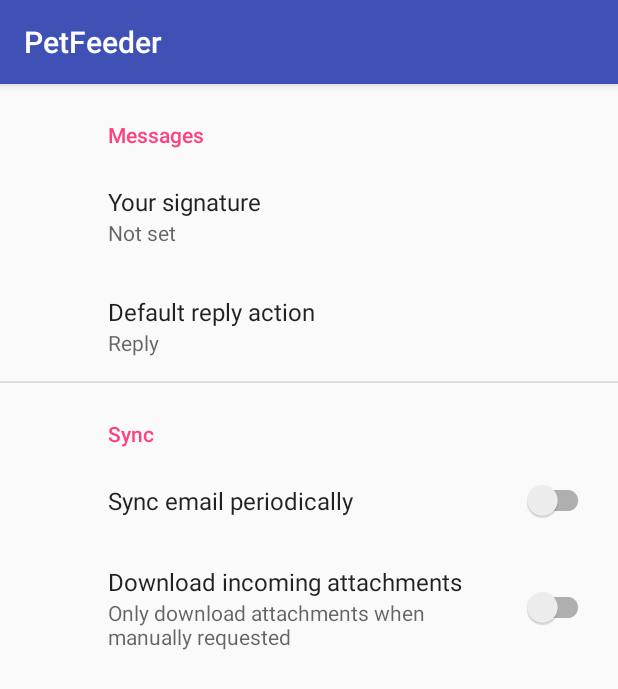
After one commit to marsara9/PetFeeder, an Android app: the fragment SettingsFragment shown on its own in the app's theme, on a phone screen of 412 x 824 dp. The commit adds this screen. Shown: the top 689 px of the screen. Run offline under Robolectric (Android 15) with nearby library versions, the phone set to English and light mode, and no system bars; our stand-ins replace androidx.preference.

Commit message:
Adding ViewModels setting up project structure.

```diff
--- a/android/app/build.gradle
+++ b/android/app/build.gradle
@@ -31,6 +31,8 @@ dependencies {
     implementation 'androidx.appcompat:appcompat:1.1.0'
     implementation 'com.google.android.material:material:1.1.0'
     implementation "androidx.lifecycle:lifecycle-viewmodel-ktx:$lifecycle_version"
+    implementation 'androidx.legacy:legacy-support-v4:1.0.0'
+    implementation 'androidx.preference:preference:1.1.0'
     testImplementation 'junit:junit:4.12'
     androidTestImplementation 'com.android.support.test:runner:1.0.2'
     androidTestImplementation 'com.android.support.test.espresso:espresso-core:3.0.2'
--- a/android/app/src/main/AndroidManifest.xml
+++ b/android/app/src/main/AndroidManifest.xml
@@ -10,7 +10,7 @@
         android:supportsRtl="true"
         android:theme="@style/AppTheme">
         <activity
-            android:name=".MainActivity"
+            android:name=".main.views.MainActivity"
             android:label="@string/app_name">
             <intent-filter>
                 <action android:name="android.intent.action.MAIN" />
@@ -18,7 +18,7 @@
                 <category android:name="android.intent.category.LAUNCHER" />
             </intent-filter>
         </activity>
-        <activity android:name=".SetupActivity"></activity>
+        <activity android:name=".setup.views.SetupActivity"></activity>
     </application>
 
 </manifest>
--- /dev/null
+++ b/android/app/src/main/java/com/sdoras/petfeeder/settings/viewModels/SettingsViewModel.kt
@@ -0,0 +1,4 @@
+package com.sdoras.petfeeder.settings.viewModels
+
+interface SettingsViewModel {
+}
--- /dev/null
+++ b/android/app/src/main/java/com/sdoras/petfeeder/settings/viewModels/SettingsViewModelImpl.kt
@@ -0,0 +1,6 @@
+package com.sdoras.petfeeder.settings.viewModels
+
+import androidx.lifecycle.ViewModel
+
+class SettingsViewModelImpl : ViewModel(), SettingsViewModel {
+}
--- /dev/null
+++ b/android/app/src/main/java/com/sdoras/petfeeder/settings/views/SettingsFragment.kt
@@ -0,0 +1,23 @@
+package com.sdoras.petfeeder.settings.views
+
+import android.os.Bundle
+import androidx.lifecycle.ViewModelProvider
+import androidx.preference.PreferenceFragmentCompat
+import com.sdoras.petfeeder.R
+import com.sdoras.petfeeder.settings.viewModels.SettingsViewModel
+import com.sdoras.petfeeder.settings.viewModels.SettingsViewModelImpl
+
+class SettingsFragment : PreferenceFragmentCompat() {
+
+    private lateinit var viewModel : SettingsViewModel
+
+    override fun onCreate(savedInstanceState: Bundle?) {
+        super.onCreate(savedInstanceState)
+
+        viewModel = ViewModelProvider(this).get(SettingsViewModelImpl::class.java)
+    }
+
+    override fun onCreatePreferences(savedInstanceState: Bundle?, rootKey: String?) {
+        setPreferencesFromResource(R.xml.root_preferences, rootKey)
+    }
+}
--- a/android/app/src/main/java/com/sdoras/petfeeder/SetupActivity.kt
+++ b/android/app/src/main/java/com/sdoras/petfeeder/setup/views/SetupActivity.kt
@@ -1,7 +1,8 @@
-package com.sdoras.petfeeder
+package com.sdoras.petfeeder.setup.views
 
 import android.os.Bundle
 import androidx.appcompat.app.AppCompatActivity
+import com.sdoras.petfeeder.R
 
 class SetupActivity : AppCompatActivity() {
 
--- a/android/app/src/main/res/layout/activity_main.xml
+++ b/android/app/src/main/res/layout/activity_main.xml
@@ -6,7 +6,7 @@
     android:layout_width="match_parent"
     android:layout_height="match_parent"
     android:orientation="vertical"
-    tools:context="com.sdoras.petfeeder.MainActivity">
+    tools:context="com.sdoras.petfeeder.main.views.MainActivity">
 
     <FrameLayout
         android:id="@+id/frame"
--- a/android/app/src/main/res/layout/activity_setup.xml
+++ b/android/app/src/main/res/layout/activity_setup.xml
@@ -4,6 +4,6 @@
     xmlns:tools="http://schemas.android.com/tools"
     android:layout_width="match_parent"
     android:layout_height="match_parent"
-    tools:context="com.sdoras.petfeeder.SetupActivity">
+    tools:context="com.sdoras.petfeeder.setup.views.SetupActivity">
 
 </LinearLayout>
--- /dev/null
+++ b/android/app/src/main/res/values/arrays.xml
@@ -0,0 +1,12 @@
+<resources>
+    <!-- Reply Preference -->
+    <string-array name="reply_entries">
+        <item>Reply</item>
+        <item>Reply to all</item>
+    </string-array>
+
+    <string-array name="reply_values">
+        <item>reply</item>
+        <item>reply_all</item>
+    </string-array>
+</resources>
--- a/android/app/src/main/res/values/strings.xml
+++ b/android/app/src/main/res/values/strings.xml
@@ -3,4 +3,20 @@
     <string name="title_home">Home</string>
     <string name="title_dashboard">Dashboard</string>
     <string name="title_notifications">Notifications</string>
+    <!-- TODO: Remove or change this placeholder text -->
+    <string name="hello_blank_fragment">Hello blank fragment</string>
+    <!-- Preference Titles -->
+    <string name="messages_header">Messages</string>
+    <string name="sync_header">Sync</string>
+
+    <!-- Messages Preferences -->
+    <string name="signature_title">Your signature</string>
+    <string name="reply_title">Default reply action</string>
+
+    <!-- Sync Preferences -->
+    <string name="sync_title">Sync email periodically</string>
+    <string name="attachment_title">Download incoming attachments</string>
+    <string name="attachment_summary_on">Automatically download attachments for incoming emails
+    </string>
+    <string name="attachment_summary_off">Only download attachments when manually requested</string>
 </resources>
--- /dev/null
+++ b/android/app/src/main/res/xml/root_preferences.xml
@@ -0,0 +1,35 @@
+<PreferenceScreen xmlns:app="http://schemas.android.com/apk/res-auto">
+
+    <PreferenceCategory app:title="@string/messages_header">
+
+        <EditTextPreference
+            app:key="signature"
+            app:title="@string/signature_title"
+            app:useSimpleSummaryProvider="true" />
+
+        <ListPreference
+            app:defaultValue="reply"
+            app:entries="@array/reply_entries"
+            app:entryValues="@array/reply_values"
+            app:key="reply"
+            app:title="@string/reply_title"
+            app:useSimpleSummaryProvider="true" />
+
+    </PreferenceCategory>
+
+    <PreferenceCategory app:title="@string/sync_header">
+
+        <SwitchPreferenceCompat
+            app:key="sync"
+            app:title="@string/sync_title" />
+
+        <SwitchPreferenceCompat
+            app:dependency="sync"
+            app:key="attachment"
+            app:summaryOff="@string/attachment_summary_off"
+            app:summaryOn="@string/attachment_summary_on"
+            app:title="@string/attachment_title" />
+
+    </PreferenceCategory>
+
+</PreferenceScreen>
```
Also changed, not shown: android/app/src/main/java/com/sdoras/petfeeder/dashboard/views/DashboardFragment.kt (added, +34 -0 lines), android/app/src/main/java/com/sdoras/petfeeder/main/views/MainActivity.kt (renamed from android/app/src/main/java/com/sdoras/petfeeder/MainActivity.kt, +9 -2 lines), android/app/src/main/res/layout/fragment_dashboard.xml (added, +13 -0 lines).
